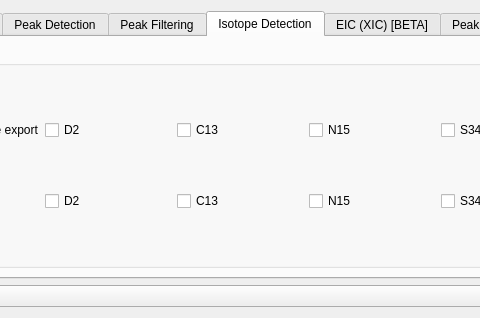
Old version of the form src/gui/mzroll/forms/settingsform.ui in the repository ElucidataInc/ElMaven; both pictures show x 198 to 678 and y 0 to 318 of the 1560 by 318 pixel window.
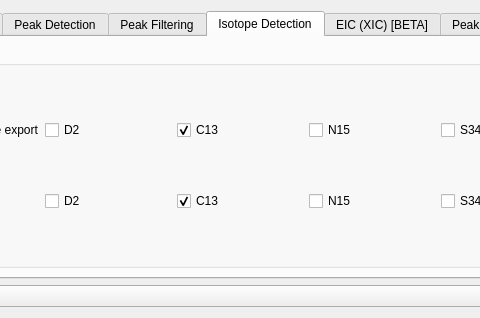
New version of the form. The open tabs and pages were chosen to show the change. Icons and pictures are not drawn.

Commit message:
fix: switch off all labels except C13 by default
PollyPhi works only if the data is exported with C13 label.
This commit makes sure that in defualt settings only C13 label
is switched on

Patch:
```diff
--- a/src/gui/mzroll/forms/settingsform.ui
+++ b/src/gui/mzroll/forms/settingsform.ui
@@ -648,6 +648,9 @@
             <property name="text">
              <string>C13</string>
             </property>
+            <property name="checked">
+             <bool>true</bool>
+            </property>
            </widget>
           </item>
           <item row="0" column="1">
@@ -665,6 +668,9 @@
             <property name="text">
              <string>C13</string>
             </property>
+            <property name="checked">
+             <bool>true</bool>
+            </property>
            </widget>
           </item>
           <item row="2" column="3">
```
The commit also changes 2 other files.
